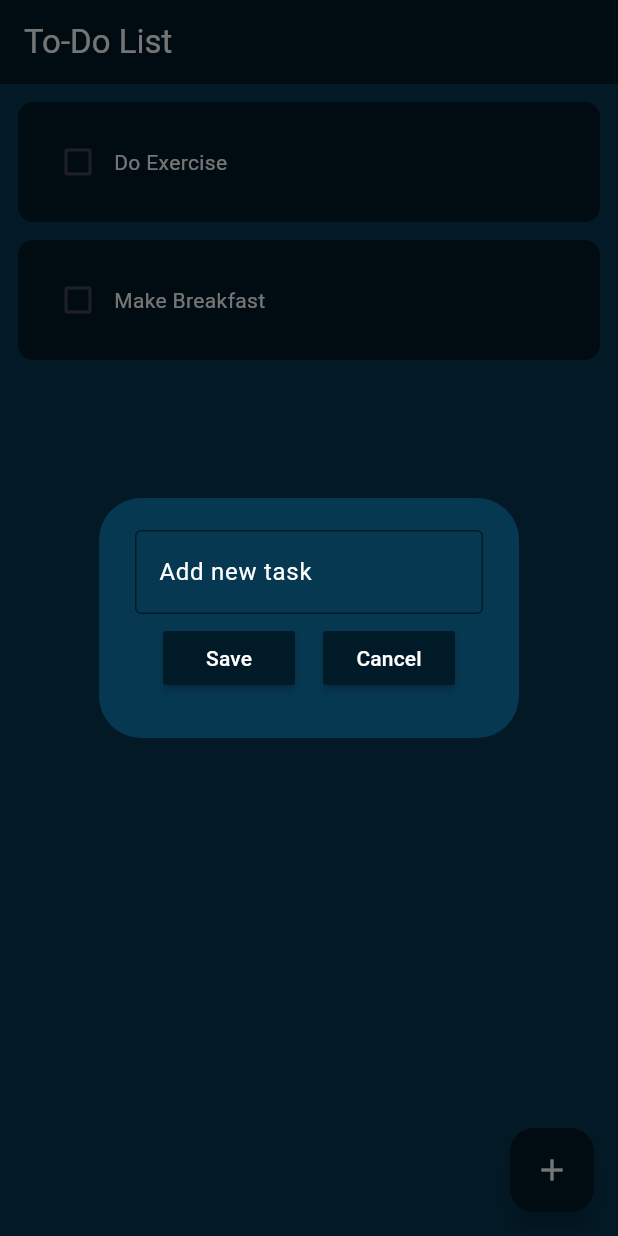
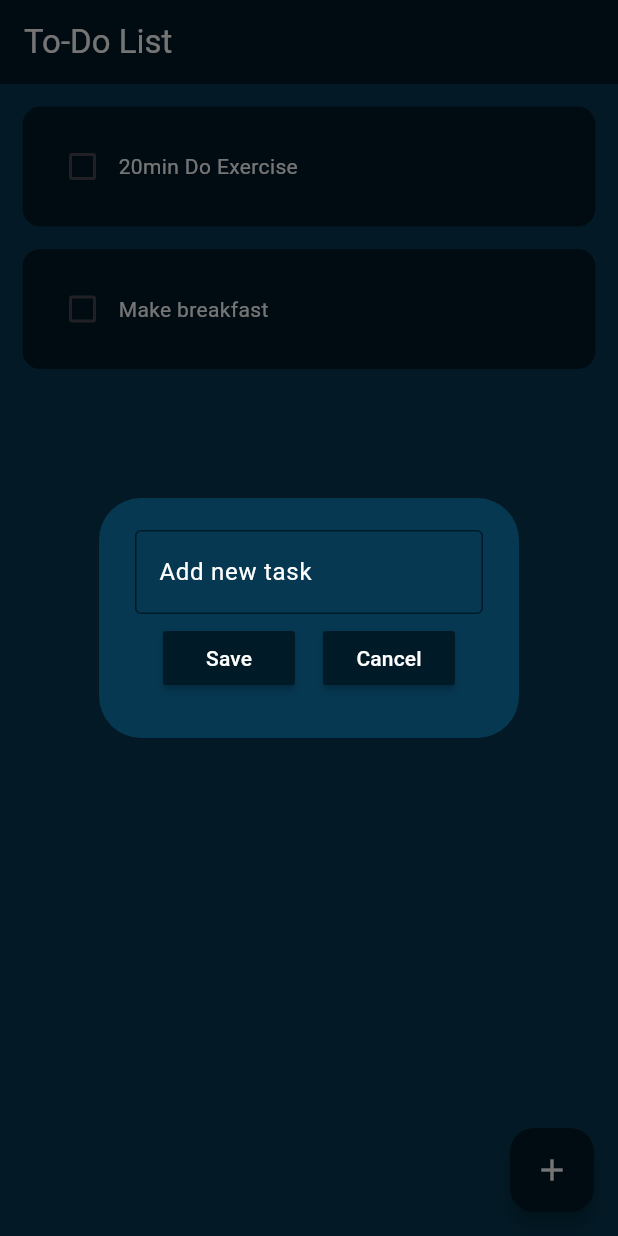
Before and after one commit to EdiomiEtim/Todo-list, a Flutter app: the screen it shows after launch, after a tap on the "add" icon, on a phone screen of 412 x 824 dp. Run offline on Flutter 3.47's test engine with Material 3 defaults, Android fonts, the phone set to English and light mode, and no system bars; drawn by our look-alikes of flutter_slidable; our stand-ins replace hive, hive_flutter; accounts and stored records are empty.

Commit message:
added a local storage using Hive to help storetask

```diff
--- /dev/null
+++ b/lib/data/todo_databdase.dart
@@ -0,0 +1,25 @@
+import 'package:hive/hive.dart';
+
+class TodoDatabdase {
+  List todolist = [];
+
+  final _todolistbox = Hive.box('todolistbox');
+
+  // default tasks for first time users
+  void createInitalData() {
+    todolist = [
+      ['20min Do Exercise', false],
+      ['Make breakfast', false],
+    ];
+  }
+
+  // loading user data
+  void loadDataBase() {
+    todolist = _todolistbox.get('TODOLIST');
+  }
+
+  // update useer database
+  void updateDataBase() {
+    _todolistbox.put('TODOLIST', todolist);
+  }
+}
--- a/lib/main.dart
+++ b/lib/main.dart
@@ -1,7 +1,12 @@
 import 'package:flutter/material.dart';
+import 'package:hive_flutter/hive_flutter.dart';
 import 'package:to_do_list/pages/home_page.dart';
 
-void main() {
+void main() async {
+  // initailize hive
+  await Hive.initFlutter();
+  // open a box
+  var box = await Hive.openBox('todolistbox');
   runApp(MyApp());
 }
 
--- a/lib/pages/home_page.dart
+++ b/lib/pages/home_page.dart
@@ -1,6 +1,8 @@
 import 'package:flutter/material.dart';
+import 'package:hive_flutter/adapters.dart';
 import 'package:to_do_list/utils/dialogbox.dart';
 import 'package:to_do_list/utils/to_do_tile.dart';
+import 'package:to_do_list/data/todo_databdase.dart';
 
 class HomePage extends StatefulWidget {
   const HomePage({super.key});
@@ -10,27 +12,40 @@ class HomePage extends StatefulWidget {
 }
 
 class _HomePageState extends State<HomePage> {
+  // refeerence hive db
+  final _todolistbox = Hive.box('todolistbox');
+  TodoDatabdase db = TodoDatabdase();
+
+  @override
+  void initState() {
+    // TODO: implement initState
+    if (_todolistbox.get('TODOLIST') == null) {
+      db.createInitalData();
+    } else {
+      db.loadDataBase();
+    }
+    super.initState();
+  }
+
   // text contoller
   final _contoller = TextEditingController();
-  //to do list
-  List todolist = [
-    ['Do Exercise', false],
-    ['Make Breakfast', false],
-  ];
+
   // checkbox was tap
   void checkboxchanged(bool? value, int index) {
     setState(() {
-      todolist[index][1] = !todolist[index][1];
+      db.todolist[index][1] = !db.todolist[index][1];
     });
+    db.updateDataBase();
   }
 
   //save task to todo list
   void savenewtask() {
     setState(() {
-      todolist.add([_contoller.text, false]);
+      db.todolist.add([_contoller.text, false]);
       _contoller.clear();
     });
     Navigator.of(context).pop();
+    db.updateDataBase();
   }
 
   // add new task
@@ -48,6 +63,16 @@ class _HomePageState extends State<HomePage> {
       },
     );
   }
+
+  //deletetask
+  void deletetask(int index) {
+    setState(() {
+      db.todolist.removeAt(index);
+    });
+    db.updateDataBase();
+  }
+
+  // savetodo list
 
   @override
   Widget build(BuildContext context) {
@@ -67,12 +92,15 @@ class _HomePageState extends State<HomePage> {
       body: ListView.builder(
         itemBuilder: (context, index) {
           return ToDoTile(
-            taskname: todolist[index][0],
-            taskcompleted: todolist[index][1],
+            taskname: db.todolist[index][0],
+            taskcompleted: db.todolist[index][1],
             onchanged: (value) => checkboxchanged(value, index),
+            deletefunction: (context) {
+              deletetask(index);
+            },
           );
         },
-        itemCount: todolist.length,
+        itemCount: db.todolist.length,
       ),
     );
   }
--- a/lib/utils/to_do_tile.dart
+++ b/lib/utils/to_do_tile.dart
@@ -1,24 +1,41 @@
 import 'package:flutter/material.dart';
+import 'package:flutter_slidable/flutter_slidable.dart';
 
 class ToDoTile extends StatelessWidget {
   final String taskname;
   final bool taskcompleted;
   final Function(bool?)? onchanged;
+  final Function(BuildContext)? deletefunction;
   ToDoTile({
     super.key,
     required this.taskname,
     required this.taskcompleted,
     required this.onchanged,
+    required this.deletefunction,
   });
 
   @override
   Widget build(BuildContext context) {
-    return Container(
-      margin: EdgeInsets.only(right: 12, left: 12, top: 12),
+    return Padding(
+      padding: const EdgeInsets.only(right: 15, left: 15, top: 15),
+      child: Slidable(
+        endActionPane: ActionPane(
+          motion: const StretchMotion(),
+          children: [
+            SlidableAction(
+              onPressed: deletefunction,
+              icon: Icons.delete_outline,
+              backgroundColor: Colors.red,
+              borderRadius: BorderRadius.circular(12),
+            ),
+          ],
+        ),
+        child: Container(
+          // margin: EdgeInsets.only(right: 12, left: 12, top: 12),
           padding: EdgeInsets.all(16),
           decoration: BoxDecoration(
             color: Color(0xff011A27),
-        borderRadius: BorderRadius.circular(10),
+            borderRadius: BorderRadius.circular(12),
           ),
           child: Row(
             children: [
@@ -45,6 +62,8 @@ class ToDoTile extends StatelessWidget {
               ),
             ],
           ),
+        ),
+      ),
     );
   }
 }
--- a/pubspec.yaml
+++ b/pubspec.yaml
@@ -34,10 +34,15 @@ dependencies:
   # The following adds the Cupertino Icons font to your application.
   # Use with the CupertinoIcons class for iOS style icons.
   cupertino_icons: ^1.0.8
+  flutter_slidable: ^4.0.0
+  hive: ^2.2.3
+  hive_flutter: ^1.1.0
 
 dev_dependencies:
   flutter_test:
     sdk: flutter
+  hive_generator: ^2.0.1
+  build_runner: ^2.5.4
 
   # The "flutter_lints" package below contains a set of recommended lints to
   # encourage good coding practices. The lint set provided by the package is
```
Also changed, not shown: flutter_01.png (added), pubspec.lock, 2 other files. Lines whose indentation alone changed are shown as unchanged.
